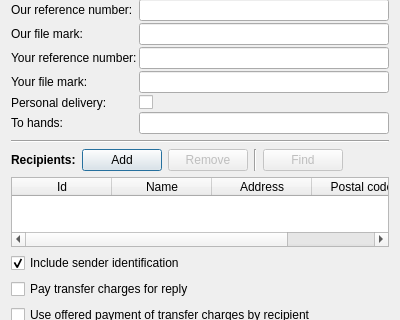
Before: the Qt Designer form src/gui/ui/dlg_sent_message.ui in psakar/datovka, drawn with Qt 5; both pictures show x 0 to 400 and y 154 to 474 of the 400 by 631 pixel window.
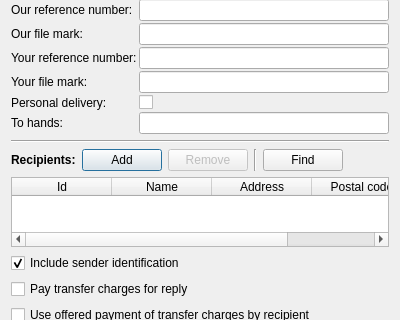
After: the same form once the commit is applied. Icons and pictures are not drawn.

```diff
--- a/src/gui/ui/dlg_sent_message.ui
+++ b/src/gui/ui/dlg_sent_message.ui
@@ -345,7 +345,7 @@
      <item>
       <widget class="QPushButton" name="pushButton">
        <property name="enabled">
-        <bool>false</bool>
+        <bool>true</bool>
        </property>
        <property name="text">
         <string>Find</string>
```
Left out of the diff: 2 changed lines with no effect on the pictures.
